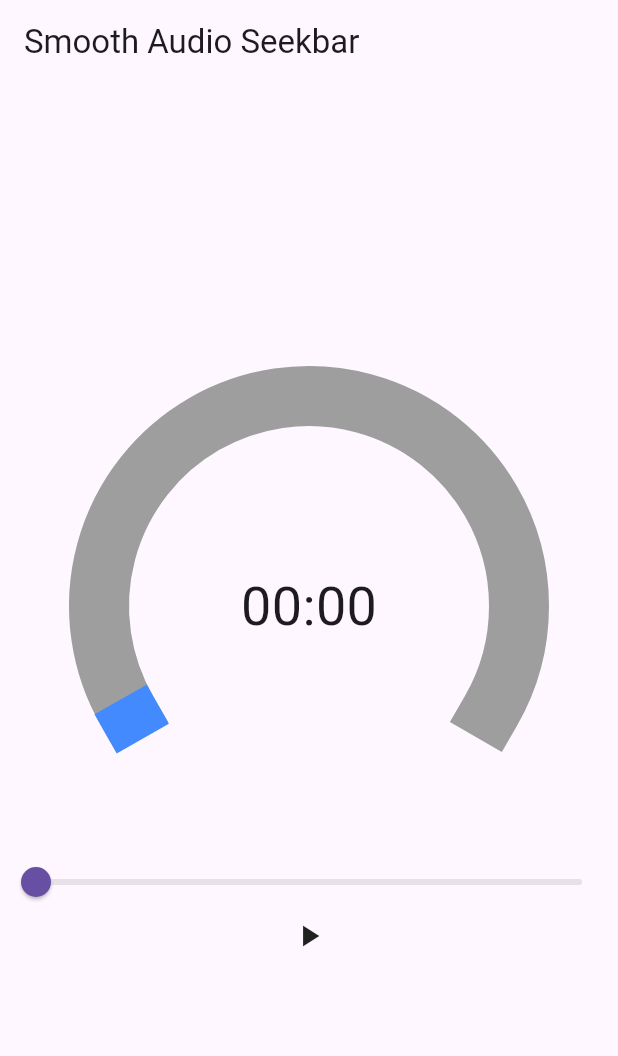
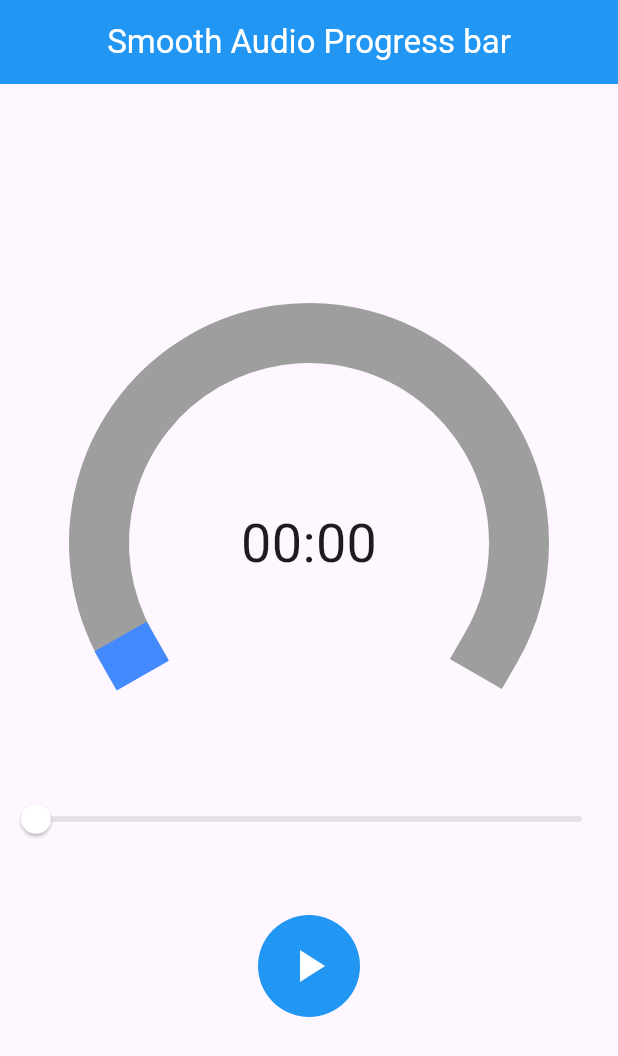
Before and after one commit to slashstar-co/audio_progress_bar, a Flutter app: the screen it shows after launch, on a phone screen of 412 x 824 dp. Shown: the top 1056 px of the screen. Run offline on Flutter 3.47's test engine with Material 3 defaults, Android fonts, the phone set to English and light mode, and no system bars; our stand-ins replace just_audio.

Commit message:
# change theme color

```diff
--- a/example/lib/main.dart
+++ b/example/lib/main.dart
@@ -34,7 +34,9 @@ class _MyAppState extends State<MyApp> {
     return MaterialApp(
       home: Scaffold(
         appBar: AppBar(
-          title: const Text('Smooth Audio Seekbar'),
+          centerTitle: true,
+          backgroundColor: Colors.blue,
+          title: const Text('Smooth Audio Progress bar',style: TextStyle(color: Colors.white),),
         ),
         body: Center(
           child: Column(
@@ -54,12 +56,19 @@ class _MyAppState extends State<MyApp> {
                   manager.seekTo(Duration(milliseconds: value.toInt()));
                 },
               ),
+              const SizedBox(height: 40),
               StreamBuilder(
                 stream: manager.playerStateStream,
                 builder: (context, snapshot) {
                   final isPlaying = snapshot.data?.playing ?? false;
-                  return InkWell(
-                    onTap: () {
+                  return IconButton(
+                    icon: Icon(isPlaying ? Icons.pause : Icons.play_arrow,size: 36),
+                    color: Colors.white,
+                    style: IconButton.styleFrom(
+                      padding: const EdgeInsets.all(16),
+                      backgroundColor: Colors.blue,
+                    ),
+                    onPressed: () {
                       if (isPlaying) {
                         manager.pause();
                         manager1.pause();
@@ -68,7 +77,6 @@ class _MyAppState extends State<MyApp> {
                         manager1.play();
                       }
                     },
-                    child: Icon(isPlaying ? Icons.pause : Icons.play_arrow),
                   );
                 },
               ),
--- a/lib/audio_progress_bar.dart
+++ b/lib/audio_progress_bar.dart
@@ -117,11 +117,12 @@ class _SmoothLinearProgress extends StatelessWidget {
     final max = duration.inMilliseconds.toDouble();
     final value = position.inMilliseconds.clamp(0, max).toDouble();
     return SliderTheme(
-      data: sliderTheme ?? const SliderThemeData(activeTrackColor: Colors.green),
+      data: sliderTheme ?? const SliderThemeData(activeTrackColor: Colors.blue),
       child: Slider(
         min: 0,
         max: max,
         value: value,
+        thumbColor: Colors.white,
         onChanged: (value) {
           controller.seekTo(Duration(milliseconds: value.toInt()));
           onChanged.call(value);
@@ -190,7 +191,7 @@ class _SmoothCircularProgress extends StatelessWidget {
               trackColor: Colors.grey,
               hideShadow: true,
               dynamicGradient: false,
-              dotColor: Colors.purple,
+              dotColor: Colors.white,
             ),
           ),
       onChange: onChange,
```
Also changed, not shown: demo.gif, 1 other file.
